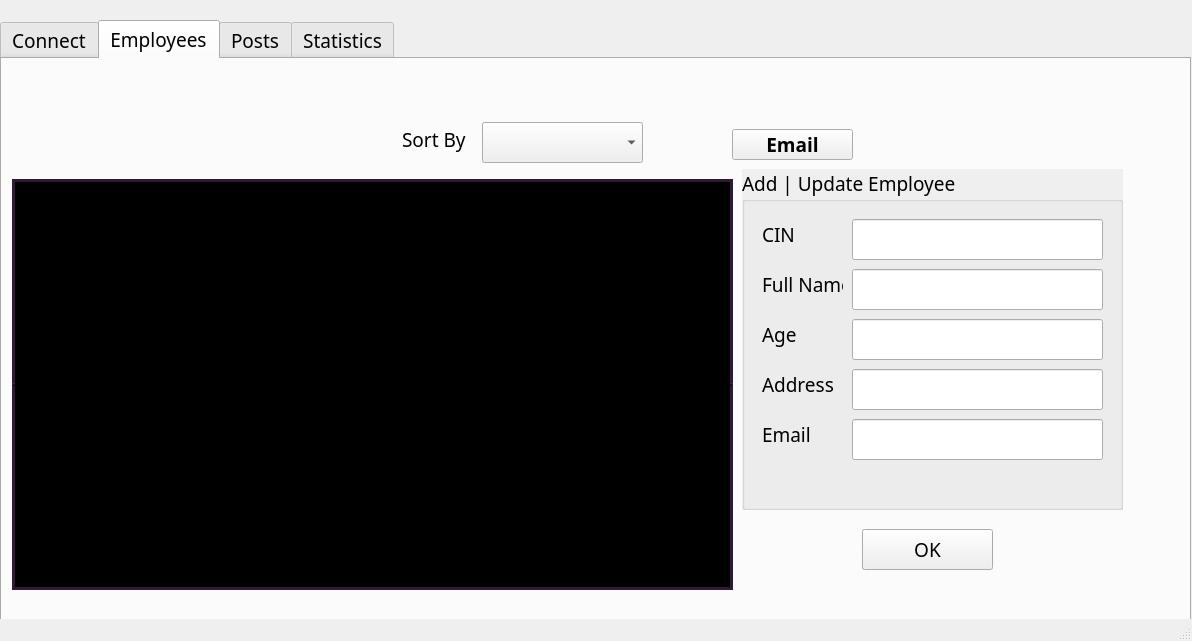
Old version of the form MFactory/mainwindow.ui in the repository Leonardo580/Smart_Factory_2A11.
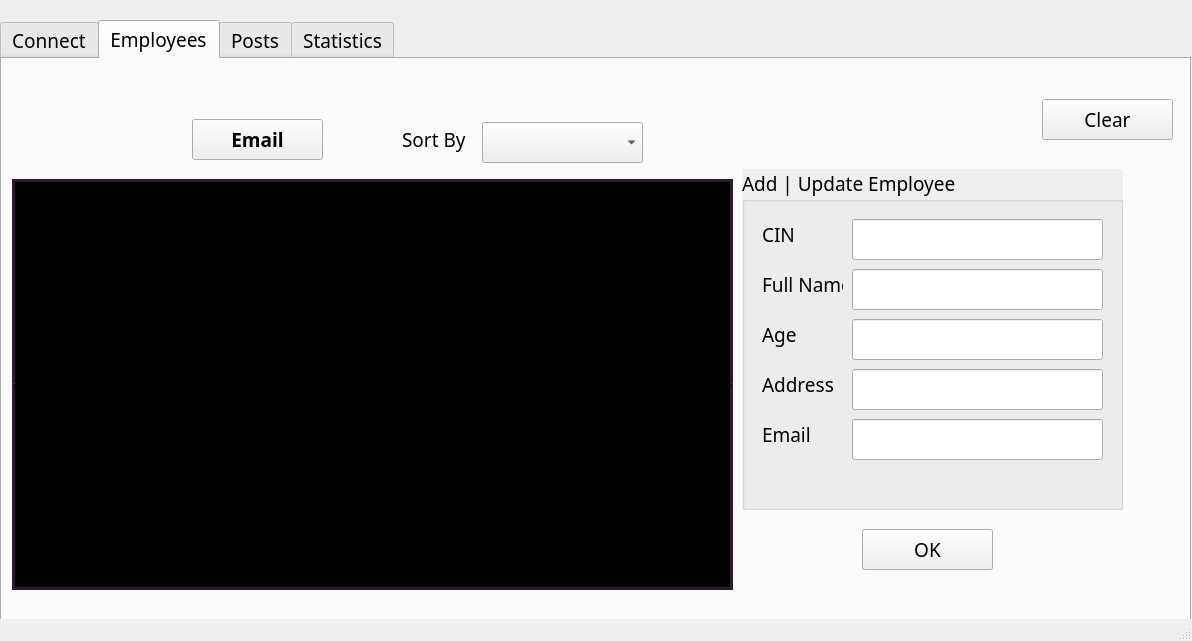
New version of the form. The open tabs and pages were chosen to show the change.

Patch:
```diff
--- a/MFactory/mainwindow.ui
+++ b/MFactory/mainwindow.ui
@@ -628,10 +628,10 @@
      <widget class="QPushButton" name="pushButton_2">
       <property name="geometry">
        <rect>
-        <x>730</x>
-        <y>70</y>
-        <width>121</width>
-        <height>31</height>
+        <x>190</x>
+        <y>60</y>
+        <width>131</width>
+        <height>41</height>
        </rect>
       </property>
       <property name="minimumSize">
@@ -666,7 +666,7 @@
       <property name="geometry">
        <rect>
         <x>20</x>
-        <y>70</y>
+        <y>60</y>
         <width>41</width>
         <height>41</height>
        </rect>
@@ -874,6 +874,19 @@
        <string>OK</string>
       </property>
      </widget>
+     <widget class="QPushButton" name="pushButton_5">
+      <property name="geometry">
+       <rect>
+        <x>1040</x>
+        <y>40</y>
+        <width>131</width>
+        <height>41</height>
+       </rect>
+      </property>
+      <property name="text">
+       <string>Clear</string>
+      </property>
+     </widget>
     </widget>
     <widget class="QWidget" name="Posts">
      <property name="accessibleName">
```
Left out of the diff: 13 changed lines with no effect on the pictures.
